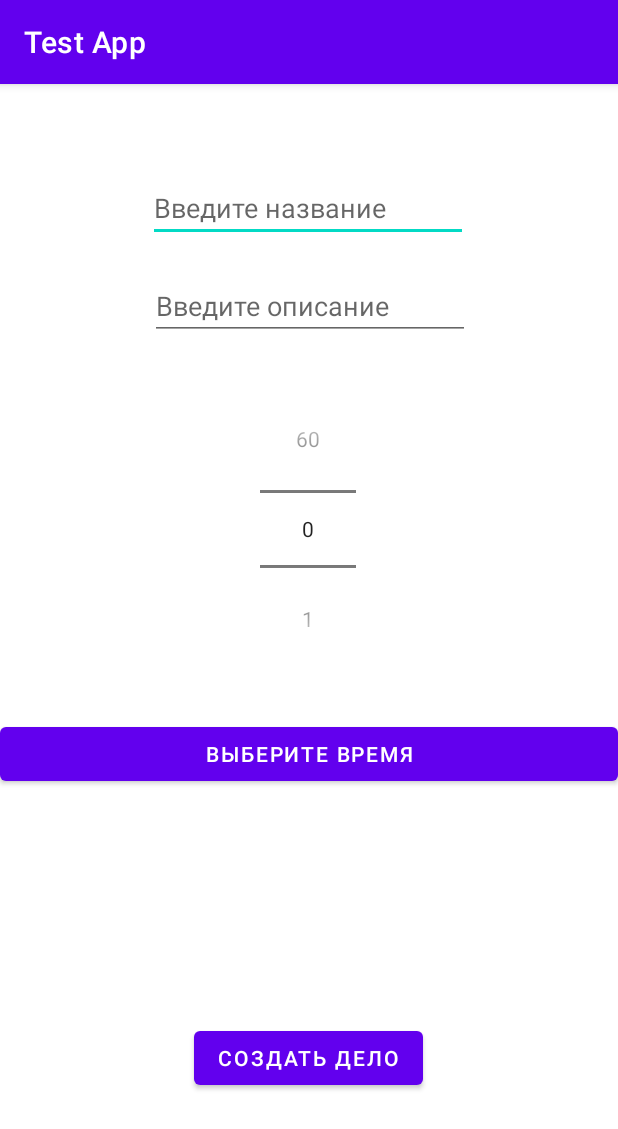
After one commit to andin13/Diary_App, an Android app: the TaskCreationActivity screen opened directly, with no data from a screen before it, on a phone screen of 412 x 824 dp. The commit adds this screen. Shown: the top 1129 px of the screen. Run offline under Robolectric (Android 15) with nearby library versions, the phone set to English and light mode, and no system bars; 3 statements that could not run were skipped.

Commit message:
Test app v1.0

```diff
--- a/app/build.gradle
+++ b/app/build.gradle
@@ -35,4 +35,5 @@ dependencies {
     testImplementation 'junit:junit:4.+'
     androidTestImplementation 'androidx.test.ext:junit:1.1.3'
     androidTestImplementation 'androidx.test.espresso:espresso-core:3.4.0'
+    implementation 'com.google.code.gson:gson:2.8.8'
 }
--- a/app/src/main/AndroidManifest.xml
+++ b/app/src/main/AndroidManifest.xml
@@ -10,10 +10,16 @@
         android:supportsRtl="true"
         android:theme="@style/Theme.TestApp">
         <activity
+            android:name=".TaskCreationActivity"
+            android:screenOrientation="portrait"
+            android:exported="false" />
+        <activity
             android:name=".TaskActivity"
+            android:screenOrientation="portrait"
             android:exported="false" />
         <activity
             android:name=".MainActivity"
+            android:screenOrientation="portrait"
             android:exported="true">
             <intent-filter>
                 <action android:name="android.intent.action.MAIN" />
--- /dev/null
+++ b/app/src/main/java/com/example/testapp/TaskCreationActivity.java
@@ -0,0 +1,79 @@
+package com.example.testapp;
+
+import android.app.TimePickerDialog;
+import android.content.Intent;
+import android.os.Bundle;
+import android.view.View;
+import android.widget.Button;
+import android.widget.EditText;
+import android.widget.NumberPicker;
+
+import androidx.appcompat.app.AppCompatActivity;
+
+import com.example.testapp.utils.Task;
+
+import java.util.Calendar;
+
+public class TaskCreationActivity extends AppCompatActivity {
+
+    public static int day = 0;
+    public static int month = 0;
+    public static int year = 0;
+    Calendar dateAndTime = Calendar.getInstance();
+
+    @Override
+    protected void onCreate(Bundle savedInstanceState) {
+        super.onCreate(savedInstanceState);
+        setContentView(R.layout.activity_task_creation);
+        Button createTaskBtn = findViewById(R.id.createTaskBtn);
+        EditText taskName = findViewById(R.id.taskName);
+        EditText taskDescription = findViewById(R.id.taskDescription);
+        NumberPicker numberPicker = findViewById(R.id.durationPicker);
+        numberPicker.setMaxValue(60);
+        numberPicker.setMinValue(0);
+
+        Bundle extras = getIntent().getExtras();
+
+        day = extras.getInt("day");
+        month = extras.getInt("month");
+        year = extras.getInt("year");
+        dateAndTime.set(Calendar.DAY_OF_MONTH, day);
+        dateAndTime.set(Calendar.YEAR, year);
+        dateAndTime.set(Calendar.MONTH, month);
+
+        createTaskBtn.setOnClickListener(view -> {
+            Task task = new Task(setInitialDateTime(),
+                    (setInitialDateTime() + numberPicker.getValue() * 60000L),
+                    taskName.getText().toString(),
+                    taskDescription.getText().toString());
+            sendJson(Task.createJson(task));
+        });
+
+
+    }
+
+    private void sendJson(String json) {
+        Intent data = new Intent();
+        data.putExtra(MainActivity.GET_JSON, json);
+        setResult(RESULT_OK, data);
+        finish();
+    }
+
+    public void setTime(View v) {
+        new TimePickerDialog(TaskCreationActivity.this, t,
+                dateAndTime.get(Calendar.HOUR_OF_DAY),
+                dateAndTime.get(Calendar.MINUTE), true)
+                .show();
+    }
+
+    public long setInitialDateTime() {
+        return dateAndTime.getTimeInMillis();
+    }
+
+    TimePickerDialog.OnTimeSetListener t = (view, hourOfDay, minute) -> {
+        dateAndTime.set(Calendar.HOUR_OF_DAY, hourOfDay);
+        dateAndTime.set(Calendar.MINUTE, minute);
+        setInitialDateTime();
+    };
+
+}
--- /dev/null
+++ b/app/src/main/res/layout/activity_task_creation.xml
@@ -0,0 +1,69 @@
+<?xml version="1.0" encoding="utf-8"?>
+<androidx.constraintlayout.widget.ConstraintLayout xmlns:android="http://schemas.android.com/apk/res/android"
+    xmlns:app="http://schemas.android.com/apk/res-auto"
+    xmlns:tools="http://schemas.android.com/tools"
+    android:layout_width="match_parent"
+    android:layout_height="match_parent"
+    tools:context=".TaskCreationActivity">
+
+    <Button
+        android:id="@+id/createTaskBtn"
+        android:layout_width="wrap_content"
+        android:layout_height="wrap_content"
+        android:layout_marginTop="60dp"
+        android:text="@string/createTask"
+        app:layout_constraintBottom_toBottomOf="parent"
+        app:layout_constraintEnd_toEndOf="parent"
+        app:layout_constraintHorizontal_bias="0.498"
+        app:layout_constraintStart_toStartOf="parent"
+        app:layout_constraintTop_toBottomOf="@+id/timeButton" />
+
+    <EditText
+        android:id="@+id/taskName"
+        android:layout_width="wrap_content"
+        android:layout_height="wrap_content"
+        android:layout_marginTop="60dp"
+        android:ems="10"
+        android:hint="@string/taskName"
+        android:inputType="textPersonName"
+        app:layout_constraintEnd_toEndOf="parent"
+        app:layout_constraintHorizontal_bias="0.497"
+        app:layout_constraintStart_toStartOf="parent"
+        app:layout_constraintTop_toTopOf="parent" />
+
+    <EditText
+        android:id="@+id/taskDescription"
+        android:layout_width="wrap_content"
+        android:layout_height="wrap_content"
+        android:layout_marginTop="20dp"
+        android:ems="10"
+        android:hint="@string/taskDescription"
+        android:inputType="textPersonName"
+        app:layout_constraintEnd_toEndOf="parent"
+        app:layout_constraintHorizontal_bias="0.502"
+        app:layout_constraintStart_toStartOf="parent"
+        app:layout_constraintTop_toBottomOf="@+id/taskName" />
+
+    <Button
+        android:id="@+id/timeButton"
+        android:layout_width="0dp"
+        android:layout_height="wrap_content"
+        android:layout_marginTop="36dp"
+        android:text="@string/timePicker"
+        android:onClick="setTime"
+        app:layout_constraintEnd_toEndOf="parent"
+        app:layout_constraintHorizontal_bias="0.0"
+        app:layout_constraintStart_toStartOf="parent"
+        app:layout_constraintTop_toBottomOf="@+id/durationPicker" />
+
+    <NumberPicker
+        android:id="@+id/durationPicker"
+        android:layout_width="wrap_content"
+        android:layout_height="wrap_content"
+        android:layout_marginTop="36dp"
+        app:layout_constraintEnd_toEndOf="parent"
+        app:layout_constraintHorizontal_bias="0.498"
+        app:layout_constraintStart_toStartOf="parent"
+        app:layout_constraintTop_toBottomOf="@+id/taskDescription" />
+
+</androidx.constraintlayout.widget.ConstraintLayout>
--- a/app/src/main/res/values/strings.xml
+++ b/app/src/main/res/values/strings.xml
@@ -1,4 +1,10 @@
 <resources>
     <string name="app_name">Test App</string>
     <string name="initial_date_state">Выберите дату</string>
+    <string name="addTask">Создать дело в выбранный день</string>
+    <string name="taskName">Введите название</string>
+    <string name="taskTimeDuration">Введите продолжительность дела</string>
+    <string name="taskDescription">Введите описание</string>
+    <string name="createTask">Создать дело</string>
+    <string name="timePicker">Выберите время</string>
 </resources>
```
Also changed, not shown: app/src/main/java/com/example/testapp/MainActivity.java (+91 -27 lines), app/src/main/java/com/example/testapp/NumbersAdapter.java (+24 -9 lines), app/src/main/java/com/example/testapp/TaskActivity.java (+4 -5 lines), app/src/main/java/com/example/testapp/db/MyConstants.java (added, +13 -0 lines), app/src/main/java/com/example/testapp/db/TasksDbHelper.java (added, +25 -0 lines), app/src/main/java/com/example/testapp/db/TasksDbManager.java (added, +44 -0 lines), app/src/main/java/com/example/testapp/utils/Task.java (+35 -6 lines), app/src/main/res/layout/activity_main.xml (+10 -14 lines).
